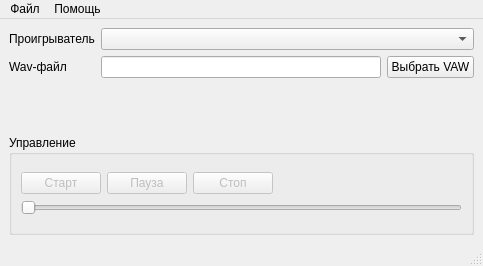
This is res/main_window.ui in mcsltd/mcs-astim-wav-player as Qt 5 draws it before an edit. The edited form follows.
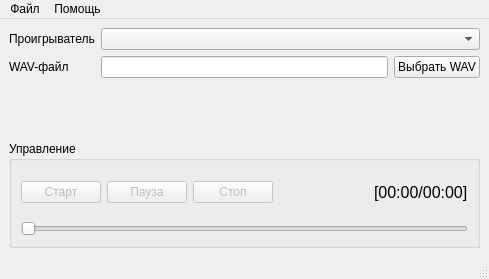
This is the edited form.

Commit message: feat: start/stop/pause wav file player

Patch:
```diff
--- a/res/main_window.ui
+++ b/res/main_window.ui
@@ -6,8 +6,8 @@
    <rect>
     <x>0</x>
     <y>0</y>
-    <width>483</width>
-    <height>266</height>
+    <width>489</width>
+    <height>279</height>
    </rect>
   </property>
   <property name="windowTitle">
@@ -32,7 +32,7 @@
         <item row="1" column="0">
          <widget class="QLabel" name="label_2">
           <property name="text">
-           <string>Wav-файл</string>
+           <string>WAV-файл</string>
           </property>
          </widget>
         </item>
@@ -44,7 +44,7 @@
           <item>
            <widget class="QPushButton" name="pushButtonSelectWav">
             <property name="text">
-             <string>Выбрать VAW</string>
+             <string>Выбрать WAV</string>
             </property>
            </widget>
           </item>
@@ -105,6 +105,18 @@
                </property>
               </spacer>
              </item>
+             <item>
+              <widget class="QLabel" name="labelTimeCounter">
+               <property name="font">
+                <font>
+                 <pointsize>12</pointsize>
+                </font>
+               </property>
+               <property name="text">
+                <string>[00:00/00:00]</string>
+               </property>
+              </widget>
+             </item>
             </layout>
            </item>
            <item>
@@ -131,7 +143,7 @@
     <rect>
      <x>0</x>
      <y>0</y>
-     <width>483</width>
+     <width>489</width>
      <height>33</height>
     </rect>
    </property>
```
Left out of the diff: 2 changed lines with no effect on the pictures. The commit also changes 2 other files.
